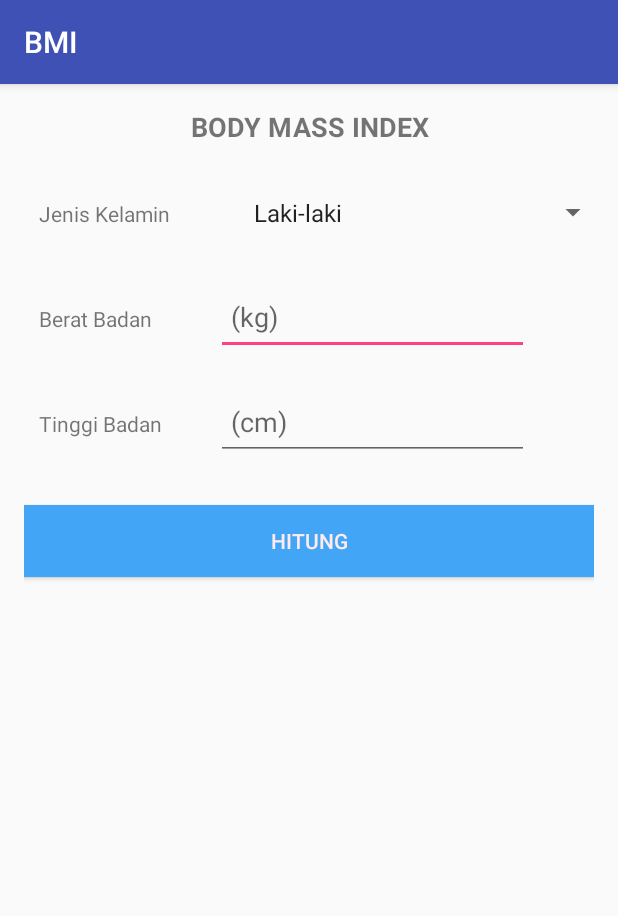
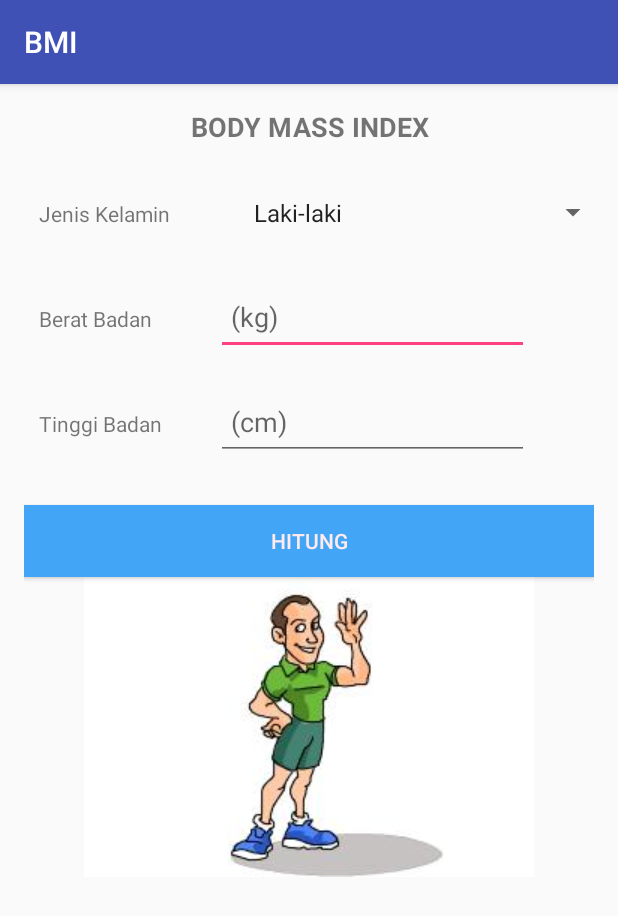
Before and after one commit to misdanwijaya/BMI, an Android app: the screen it shows after launch (MainActivity), on a phone screen of 412 x 824 dp. Shown: the top 916 px of the screen. Run offline under Robolectric (Android 15) with nearby library versions, the light colour scheme and no system bars.

Commit message:
First Commit

```diff
--- a/app/src/main/res/layout/activity_main.xml
+++ b/app/src/main/res/layout/activity_main.xml
@@ -1,5 +1,6 @@
 <?xml version="1.0" encoding="utf-8"?>
 <RelativeLayout xmlns:android="http://schemas.android.com/apk/res/android"
+    xmlns:app="http://schemas.android.com/apk/res-auto"
     xmlns:tools="http://schemas.android.com/tools"
     android:id="@+id/activity_main"
     android:layout_width="match_parent"
@@ -14,10 +15,10 @@
         android:orientation="vertical"
         android:layout_width="match_parent"
         android:layout_height="match_parent"
-        android:layout_alignParentBottom="true"
+        android:weightSum="1"
+        android:layout_alignParentTop="true"
         android:layout_alignParentLeft="true"
-        android:layout_alignParentStart="true"
-        android:layout_marginBottom="25dp">
+        android:layout_alignParentStart="true">
 
         <TextView
             android:text="Body Mass Index"
@@ -115,6 +116,8 @@
                 android:paddingLeft="10dp"
                 android:singleLine="true"
                 android:inputType="number" />
+
+
         </LinearLayout>
 
         <Button
@@ -125,5 +128,12 @@
         android:background="#42a5f5"
         android:text="Hitung"
         android:textColor="#ffebee"/>
+
+        <ImageView
+            android:layout_width="match_parent"
+            android:layout_height="wrap_content"
+            app:srcCompat="@drawable/a"
+            android:id="@+id/imageView5" />
+
     </LinearLayout>
 </RelativeLayout>
```
Also changed, not shown: app/src/main/res/drawable/a.jpg (added).
